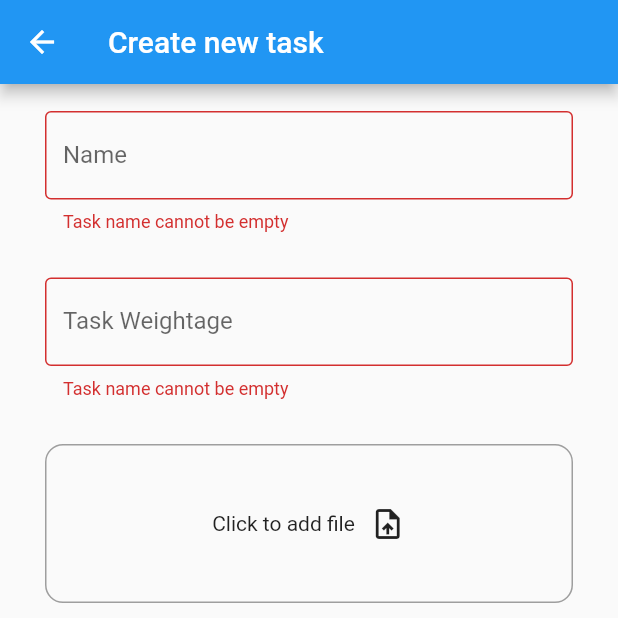
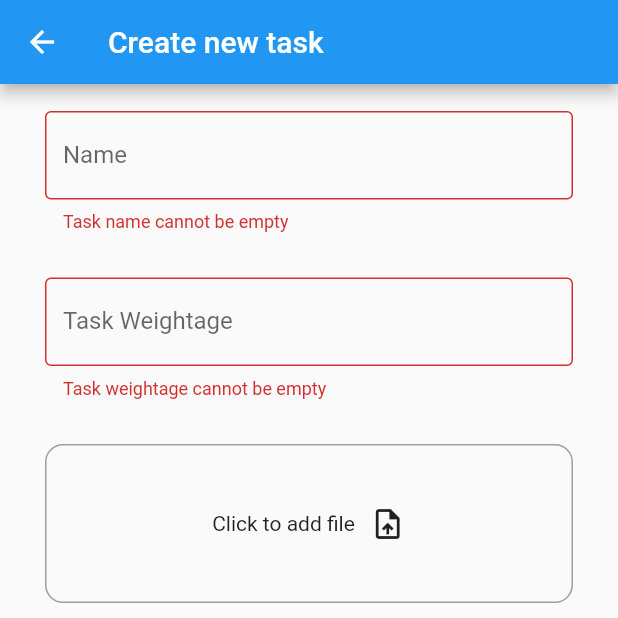
Before and after one commit to Amal4m41/TalentStory_MissionFunctionality, a Flutter app: the TaskForm screen opened directly with empty values, after a tap on "Create Task", on a phone screen of 412 x 824 dp, the top half of it. Run offline on Flutter 3.47's test engine with Material 2 defaults, Android fonts, the phone set to English and light mode, and no system bars; our stand-ins replace font_awesome_flutter.

Commit message:
Added functionality to edit, delete tasks and monitor task weightage allocation while creating a mission.

```diff
--- a/lib/screens/task_form.dart
+++ b/lib/screens/task_form.dart
@@ -12,12 +12,26 @@ import 'package:provider/provider.dart';
 
 class TaskForm extends StatelessWidget {
   final int missionId;
+  final double weightageLeft;
+  final Task?
+      task; //if a task is passed, then it's for editing the details of that task.
   final _formKey = GlobalKey<FormState>();
 
   final TextEditingController nameController = TextEditingController();
   final TextEditingController taskWeightageController = TextEditingController();
 
-  TaskForm({Key? key, required this.missionId}) : super(key: key);
+  TaskForm({
+    Key? key,
+    required this.missionId,
+    required this.weightageLeft,
+    this.task,
+  }) : super(key: key) {
+    if (task != null) {
+      //if a task is passed then populate the text fields with it's values.
+      nameController.text = task!.taskName;
+      taskWeightageController.text = task!.taskWeightage.toString();
+    }
+  }
   // String? photoUrl = null;
 
   // void createTask(BuildContext context, Task data) {
@@ -33,7 +47,7 @@ class TaskForm extends StatelessWidget {
     print(missionId);
     return Scaffold(
       appBar: AppBar(
-        title: const Text('Create new task'),
+        title: Text(task == null ? 'Create new task' : task!.taskName),
       ),
       body: SingleChildScrollView(
         child: Container(
@@ -66,9 +80,11 @@ class TaskForm extends StatelessWidget {
                           border: OutlineInputBorder()),
                       validator: (String? value) {
                         if (value == null || value.trim().isEmpty) {
-                          return "Task name cannot be empty";
-                        } else if (double.parse(value) > 100) {
-                          return "Task cannot have weightage > 100";
+                          return "Task weightage cannot be empty";
+                        } else if (double.parse(value) <= 0) {
+                          return "Task cannot have weightage <= 0";
+                        } else if (double.parse(value) > weightageLeft) {
+                          return "Task cannot have weightage > ${weightageLeft}";
                         }
                         return null;
                       },
@@ -92,7 +108,7 @@ class TaskForm extends StatelessWidget {
                     ),
                     addVerticalSpace(40),
                     RectangularRoundButton(
-                      text: "Create Task",
+                      text: task == null ? "Create Task" : "Update Task",
                       onPressedCallback: () {
                         if (_formKey.currentState!.validate()) {
                           // createTask(
```
Also changed, not shown: lib/screens/create_task_screen.dart (+71 -9 lines), lib/screens/mission_form.dart (+22 -22 lines).
